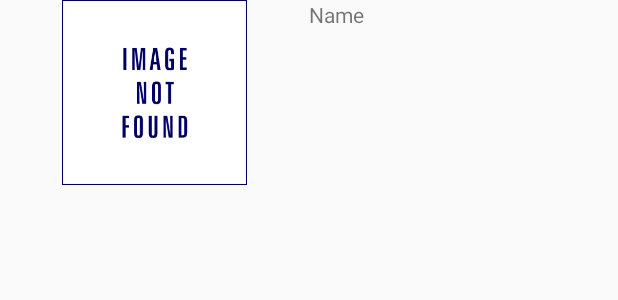
After one commit to LalitKushwah/AcroHackathon, an Android app: the layout near_by_places_list_item.xml on its own in the app's theme, with its tools: preview values and no code run, on a phone screen of 412 x 824 dp. The commit adds this screen. Shown: the top 300 px of the screen. Run offline under Robolectric (Android 15) with nearby library versions, the phone set to English and light mode, and no system bars.

Commit message:
Added near by functionality.

```diff
--- a/app/build.gradle
+++ b/app/build.gradle
@@ -19,6 +19,7 @@ dependencies {
     compile 'com.squareup.retrofit2:converter-gson:2.1.0'
     compile 'com.squareup.retrofit2:retrofit:2.1.0'
     compile 'com.google.code.gson:gson:2.7'
+    compile 'com.squareup.picasso:picasso:2.4.0'
     compile 'com.android.support:cardview-v7:24.2.0'
     compile 'com.google.android.gms:play-services:9.6.1'
     compile 'com.android.support:recyclerview-v7:+'
--- a/app/src/main/java/com/acro/hackathon/trekking/MainActivity.java
+++ b/app/src/main/java/com/acro/hackathon/trekking/MainActivity.java
@@ -213,7 +213,7 @@ public class MainActivity extends LocationBaseActivity implements OnMapReadyCall
                 startActivity(i1);
             break;
             case R.id.eatries:
-                Toast.makeText(this, "Bank button clicked", Toast.LENGTH_SHORT).show();
+                Toast.makeText(this, "Eatries button clicked", Toast.LENGTH_SHORT).show();
                 Intent i2=new Intent(MainActivity.this,NearByPlacesActivity.class);
                 i2.putExtra("type","eatries");
                 i2.putExtra("latitude",String.valueOf(latitude));
@@ -221,7 +221,7 @@ public class MainActivity extends LocationBaseActivity implements OnMapReadyCall
                 startActivity(i2);
                 break;
             case R.id.accomodation:
-                Toast.makeText(this, "Hospital button clicked", Toast.LENGTH_SHORT).show();
+                Toast.makeText(this, "Accomodation button clicked", Toast.LENGTH_SHORT).show();
                 Intent i3=new Intent(MainActivity.this,NearByPlacesActivity.class);
                 i3.putExtra("type","hotel");
                 i3.putExtra("latitude",String.valueOf(latitude));
--- /dev/null
+++ b/app/src/main/res/layout/near_by_places_list_item.xml
@@ -0,0 +1,35 @@
+<?xml version="1.0" encoding="utf-8"?>
+<LinearLayout xmlns:android="http://schemas.android.com/apk/res/android"
+    android:layout_width="match_parent"
+    android:layout_height="wrap_content"
+    android:weightSum="2"
+    android:orientation="horizontal">
+
+    <ImageView
+        android:layout_width="0dp"
+        android:src="@drawable/notfound"
+        android:id="@+id/imageView"
+        android:layout_height="123dp"
+        android:layout_weight="1"/>
+
+    <RelativeLayout
+        android:layout_width="0dp"
+        android:layout_weight="1"
+        android:layout_height="wrap_content">
+
+    <TextView
+        android:layout_width="wrap_content"
+        android:layout_height="wrap_content"
+        android:text="Name"
+        android:id="@+id/textView"/>
+
+     <TextView
+         android:layout_width="wrap_content"
+         android:layout_below="@id/textView"
+         android:text=""
+         android:layout_height="wrap_content" />
+
+    </RelativeLayout>
+
+
+</LinearLayout>
```
Also changed, not shown: app/src/main/java/com/acro/hackathon/trekking/NearByPlacesActivity.java (+34 -20 lines), app/src/main/java/com/acro/hackathon/trekking/adapter/NearByPlacesList.java (added, +70 -0 lines), app/src/main/res/layout/activity_near_by_places.xml (+15 -9 lines), app/src/main/res/drawable/notfound.gif (added), 3 other files.
